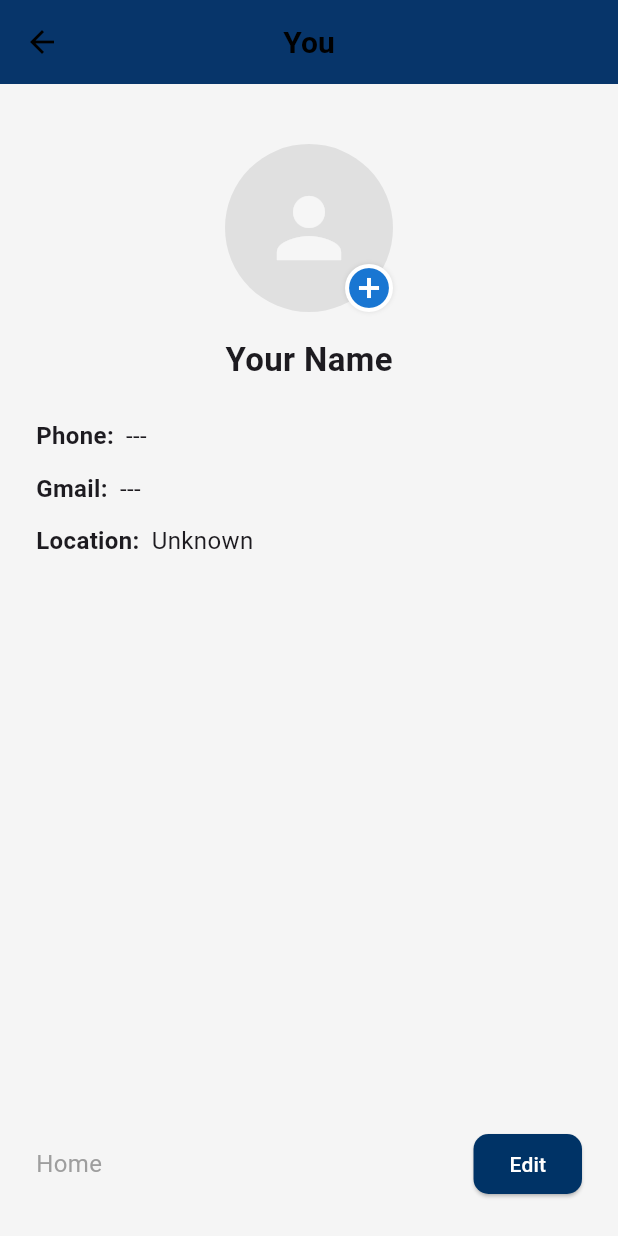
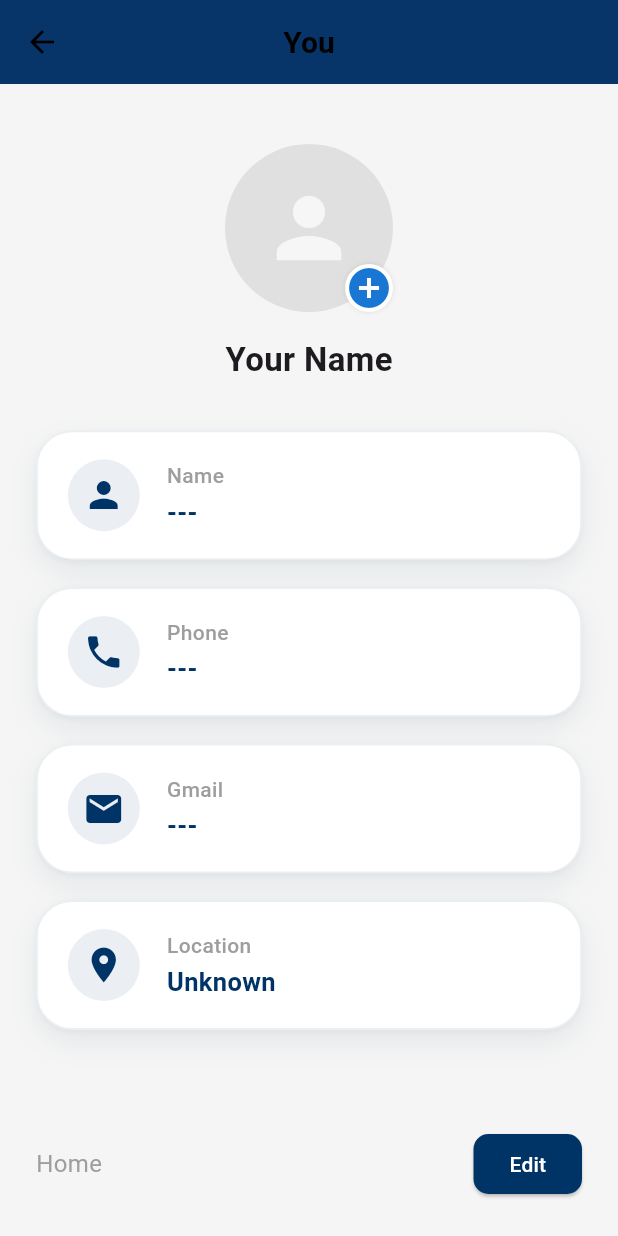
Before and after one commit to ftakhil/resqlink, a Flutter app: the ProfileScreen screen opened directly, on a phone screen of 412 x 824 dp. Run offline on Flutter 3.47's test engine with Material 3 defaults, Android fonts, the phone set to English and light mode, and no system bars; drawn by our look-alikes of flutter_animate; our stand-ins replace curved_navigation_bar, flutter_map, geolocator, image_picker, latlong2, supabase_flutter; accounts and stored records are empty.

Commit message:
profile new

```diff
--- a/lib/screens/profile_screen.dart
+++ b/lib/screens/profile_screen.dart
@@ -109,12 +109,14 @@ class _ProfileScreenState extends State<ProfileScreen> {
                     name.isNotEmpty ? name : 'Your Name',
                     style: const TextStyle(fontSize: 22, fontWeight: FontWeight.bold),
                   ).animate().fadeIn(duration: 600.ms, delay: 100.ms).slideY(begin: 0.2),
-                  const SizedBox(height: 24),
-                  _profileField('Phone:', phone),
-                  const SizedBox(height: 12),
-                  _profileField('Gmail:', email),
-                  const SizedBox(height: 12),
-                  _profileField('Location:', location),
+                  const SizedBox(height: 32),
+                  _profile3DBox('Name', name.isNotEmpty ? name : '---', Icons.person),
+                  const SizedBox(height: 18),
+                  _profile3DBox('Phone', phone.isNotEmpty ? phone : '---', Icons.phone),
+                  const SizedBox(height: 18),
+                  _profile3DBox('Gmail', email.isNotEmpty ? email : '---', Icons.email),
+                  const SizedBox(height: 18),
+                  _profile3DBox('Location', location.isNotEmpty ? location : '---', Icons.location_on),
                   const Spacer(),
                   Row(
                     mainAxisAlignment: MainAxisAlignment.spaceBetween,
@@ -136,23 +138,50 @@ class _ProfileScreenState extends State<ProfileScreen> {
     );
   }
 
-  Widget _profileField(String label, String value) {
-    return Row(
-      crossAxisAlignment: CrossAxisAlignment.start,
-      children: [
-        Text(
-          label,
-          style: const TextStyle(fontWeight: FontWeight.bold, fontSize: 16),
-        ),
-        const SizedBox(width: 8),
-        Expanded(
-          child: Text(
-            value.isNotEmpty ? value : '---',
-            style: const TextStyle(fontSize: 16),
-            overflow: TextOverflow.ellipsis,
-          ).animate().fadeIn(duration: 600.ms, delay: 100.ms).slideX(begin: -0.1),
-        ),
-      ],
-    );
+  Widget _profile3DBox(String label, String value, IconData icon) {
+    return Container(
+      width: double.infinity,
+      padding: const EdgeInsets.symmetric(vertical: 18, horizontal: 20),
+      decoration: BoxDecoration(
+        color: Colors.white,
+        borderRadius: BorderRadius.circular(24),
+        boxShadow: [
+          BoxShadow(
+            color: Colors.blueGrey.withOpacity(0.12),
+            blurRadius: 16,
+            offset: const Offset(0, 8),
+          ),
+          BoxShadow(
+            color: Colors.blueGrey.withOpacity(0.06),
+            blurRadius: 2,
+            offset: const Offset(0, 1),
+          ),
+        ],
+        border: Border.all(color: const Color(0xFF003366).withOpacity(0.08), width: 1.2),
+      ),
+      child: Row(
+        children: [
+          Container(
+            decoration: BoxDecoration(
+              color: const Color(0xFF003366).withOpacity(0.08),
+              shape: BoxShape.circle,
+            ),
+            padding: const EdgeInsets.all(10),
+            child: Icon(icon, color: const Color(0xFF003366), size: 28),
+          ),
+          const SizedBox(width: 18),
+          Expanded(
+            child: Column(
+              crossAxisAlignment: CrossAxisAlignment.start,
+              children: [
+                Text(label, style: const TextStyle(fontSize: 14, color: Colors.grey, fontWeight: FontWeight.w500)),
+                const SizedBox(height: 2),
+                Text(value, style: const TextStyle(fontSize: 17, fontWeight: FontWeight.bold, color: Color(0xFF003366))),
+              ],
+            ),
+          ),
+        ],
+      ),
+    ).animate().fadeIn(duration: 600.ms).slideY(begin: 0.1);
   }
 }
```
